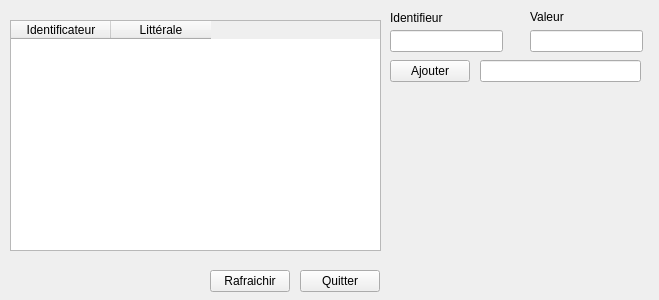
Qt form Sources/Sources/gestionvariablewindow.ui (gabriel-hurtado/UTComputer) before a commit.
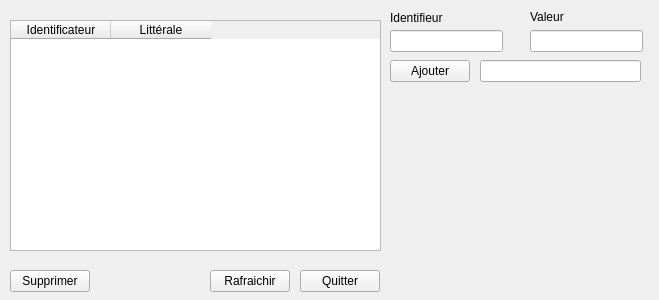
The same form after that commit.

Commit message: Can now delete Variables

Patch:
```diff
--- a/Sources/Sources/gestionvariablewindow.ui
+++ b/Sources/Sources/gestionvariablewindow.ui
@@ -128,6 +128,19 @@
     </rect>
    </property>
   </widget>
+  <widget class="QPushButton" name="button_delete">
+   <property name="geometry">
+    <rect>
+     <x>10</x>
+     <y>270</y>
+     <width>80</width>
+     <height>22</height>
+    </rect>
+   </property>
+   <property name="text">
+    <string>Supprimer</string>
+   </property>
+  </widget>
  </widget>
  <resources/>
  <connections/>
```
The commit also changes 2 other files.
